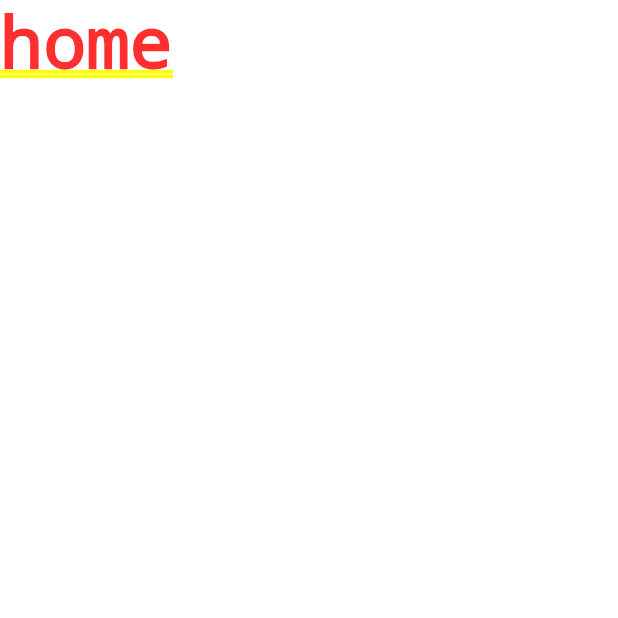
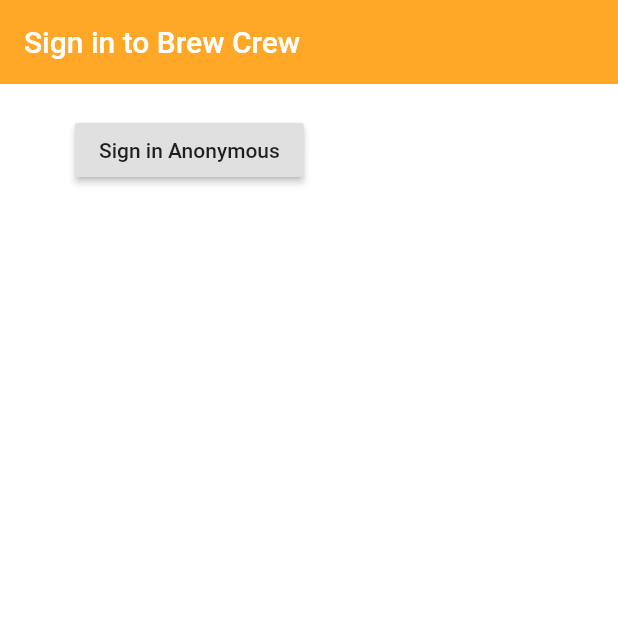
Before and after one commit to jasonnonstop10/csc234projectGroup3, a Flutter app: the screen it shows after launch, on a phone screen of 412 x 824 dp, the top half of it. Run offline on Flutter 3.47's test engine with Material 2 defaults, Android fonts, the phone set to English and light mode, and no system bars; our stand-ins replace firebase_auth; accounts and stored records are empty.

Commit message:
[ADD]Sign in page

```diff
--- a/lxapp/lib/screens/authenticate/authenticate.dart
+++ b/lxapp/lib/screens/authenticate/authenticate.dart
@@ -1,4 +1,5 @@
 import 'package:flutter/material.dart';
+import 'package:lxapp/screens/authenticate/sign_in.dart';
 class Authenticate extends StatefulWidget {
   @override
   _AuthenticateState createState() => _AuthenticateState();
@@ -8,7 +9,7 @@ class _AuthenticateState extends State<Authenticate> {
   @override
   Widget build(BuildContext context) {
     return Container(
-      child: Text('authenticate'),
+      child: SignIn(),
     );
   }
 }
--- /dev/null
+++ b/lxapp/lib/screens/authenticate/sign_in.dart
@@ -0,0 +1,38 @@
+import 'package:flutter/material.dart';
+import 'package:lxapp/services/auth.dart';
+
+class SignIn extends StatefulWidget {
+  @override
+  _SignInState createState() => _SignInState();
+}
+
+class _SignInState extends State<SignIn> {
+  final AuthService _auth = AuthService();
+
+   @override
+  Widget build(BuildContext context) {
+    return Scaffold(
+      backgroundColor: Colors.white,
+      appBar: AppBar(
+        backgroundColor: Colors.orange[400],
+        elevation: 0.0,
+        title: Text('Sign in to Brew Crew'),
+      ),
+      body: Container(
+        padding: EdgeInsets.symmetric(vertical: 20.0, horizontal: 50.0),
+        child: RaisedButton(
+          child: Text('Sign in Anonymous'),
+          onPressed: () async {
+            dynamic result = await _auth.signInAnon();
+            if(result == null){
+              print('error signing in');
+            } else {
+              print('signed in');
+              print(result);
+            }
+          },
+        ),
+      ),
+    );
+  }
+}
--- a/lxapp/lib/screens/wrapper.dart
+++ b/lxapp/lib/screens/wrapper.dart
@@ -1,4 +1,5 @@
 import 'package:flutter/material.dart';
+import 'package:lxapp/screens/authenticate/authenticate.dart';
 import 'package:lxapp/screens/home/home.dart';
 
 class Wrapper extends StatelessWidget {
@@ -6,7 +7,7 @@ class Wrapper extends StatelessWidget {
   Widget build(BuildContext context) {
 
     // return either the Home or Authenticate widget
-    return Home();
+    return Authenticate();
 
   }
 }
```
